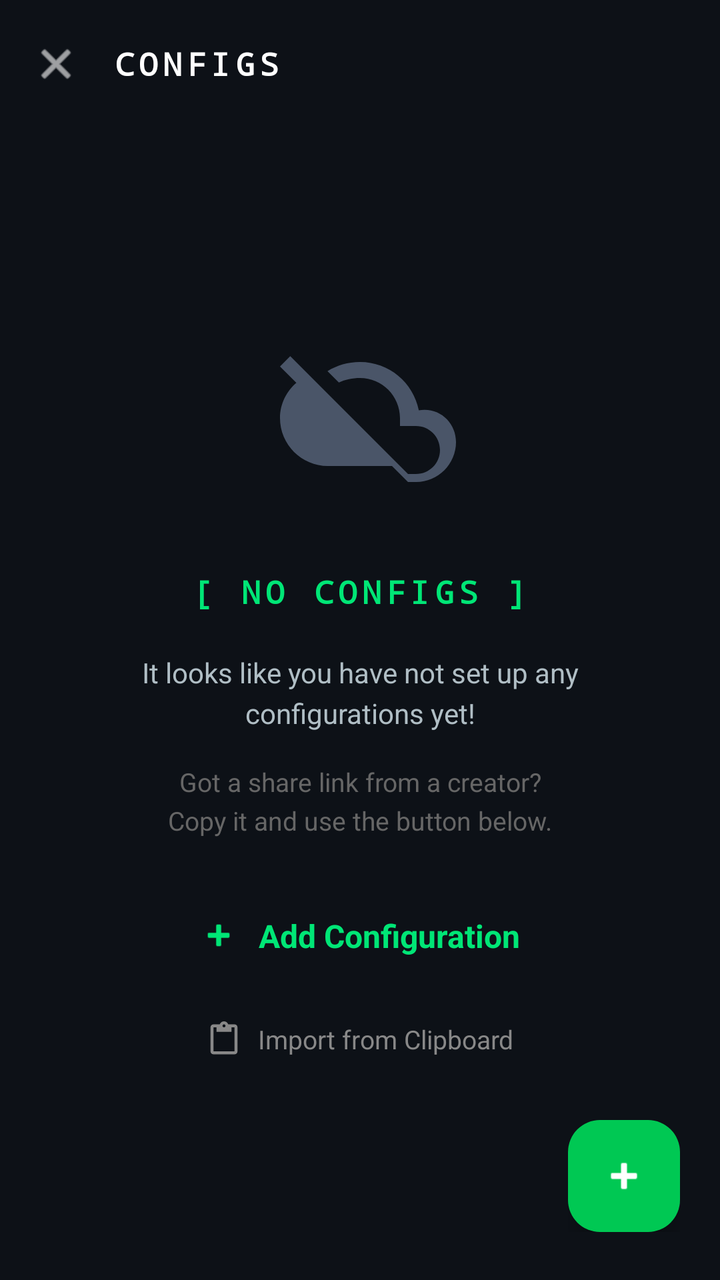
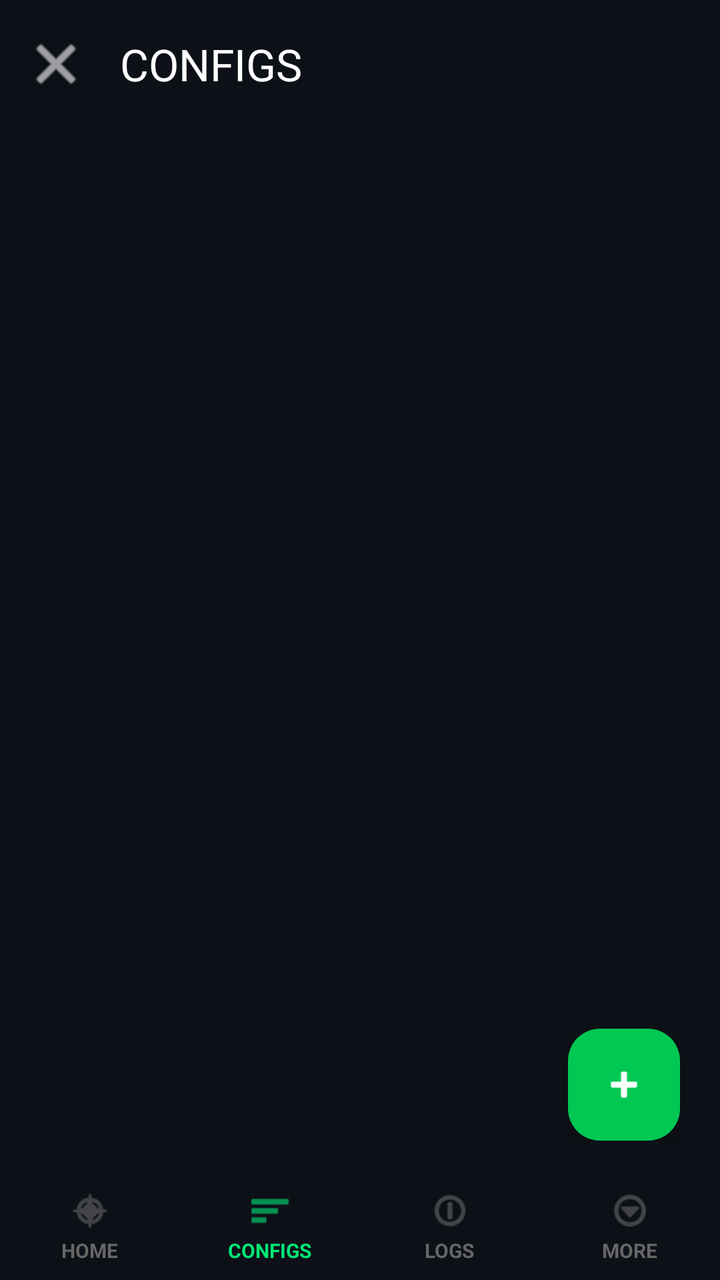

Before-and-after screenshots of an Android layout around one commit, followed by the original layout XML and the change that was made.
<!-- AndroidManifest.xml: application theme Theme.MyApp -->
<!-- res/layout/activity_profile_list.xml -->
<?xml version="1.0" encoding="utf-8"?>
<LinearLayout xmlns:android="http://schemas.android.com/apk/res/android"
    xmlns:app="http://schemas.android.com/apk/res-auto"
    android:layout_width="match_parent"
    android:layout_height="match_parent"
    android:background="#0D1117"
    android:orientation="vertical">

    
    <LinearLayout
        android:layout_width="match_parent"
        android:layout_height="?attr/actionBarSize"
        android:background="#0D1117"
        android:gravity="center_vertical"
        android:orientation="horizontal"
        android:paddingHorizontal="4dp">

        <ImageView
            android:id="@+id/btnBack"
            android:layout_width="48dp"
            android:layout_height="48dp"
            android:background="?attr/selectableItemBackgroundBorderless"
            android:clickable="true"
            android:focusable="true"
            android:padding="12dp"
            android:src="@android:drawable/ic_menu_close_clear_cancel"
            app:tint="#FFFFFF" />

        <TextView
            android:id="@+id/txtTitle"
            android:layout_width="wrap_content"
            android:layout_height="wrap_content"
            android:layout_marginStart="4dp"
            android:fontFamily="monospace"
            android:letterSpacing="0.15"
            android:text="CONFIGS"
            android:textColor="#FFFFFF"
            android:textSize="16sp"
            android:textStyle="bold" />

        
        <com.google.android.material.appbar.MaterialToolbar
            android:id="@+id/toolbar"
            android:layout_width="0dp"
            android:layout_height="match_parent"
            android:layout_weight="1"
            android:background="@android:color/transparent"
            android:elevation="0dp"
            app:popupTheme="@style/ThemeOverlay.Material3.Dark" />
    </LinearLayout>

    
    <FrameLayout
        android:layout_width="match_parent"
        android:layout_height="0dp"
        android:layout_weight="1">

        
        <androidx.recyclerview.widget.RecyclerView
            android:id="@+id/recyclerProfiles"
            android:layout_width="match_parent"
            android:layout_height="match_parent"
            android:clipToPadding="false"
            android:paddingHorizontal="16dp"
            android:paddingTop="8dp"
            android:paddingBottom="16dp"
            android:visibility="gone" />

        
        <LinearLayout
            android:id="@+id/emptyState"
            android:layout_width="match_parent"
            android:layout_height="match_parent"
            android:gravity="center"
            android:orientation="vertical"
            android:padding="32dp">

            
            <ImageView
                android:layout_width="96dp"
                android:layout_height="96dp"
                android:src="@drawable/ic_cloud_off"
                app:tint="#4A5568" />

            
            <TextView
                android:layout_width="wrap_content"
                android:layout_height="wrap_content"
                android:layout_marginTop="24dp"
                android:fontFamily="monospace"
                android:letterSpacing="0.15"
                android:text="[ NO CONFIGS ]"
                android:textColor="#00E676"
                android:textSize="16sp"
                android:textStyle="bold" />

            
            <TextView
                android:layout_width="match_parent"
                android:layout_height="wrap_content"
                android:layout_marginTop="20dp"
                android:gravity="center"
                android:lineSpacingExtra="4dp"
                android:text="It looks like you have not set up any\nconfigurations yet!"
                android:textColor="#B0BEC5"
                android:textSize="14sp" />

            
            <TextView
                android:layout_width="match_parent"
                android:layout_height="wrap_content"
                android:layout_marginTop="16dp"
                android:gravity="center"
                android:lineSpacingExtra="4dp"
                android:text="Got a share link from a creator?\nCopy it and use the button below."
                android:textColor="#666666"
                android:textSize="13sp" />

            
            <LinearLayout
                android:id="@+id/btnAddConfig"
                android:layout_width="wrap_content"
                android:layout_height="wrap_content"
                android:layout_marginTop="28dp"
                android:background="?attr/selectableItemBackground"
                android:clickable="true"
                android:focusable="true"
                android:gravity="center_vertical"
                android:orientation="horizontal"
                android:paddingHorizontal="16dp"
                android:paddingVertical="10dp">

                <ImageView
                    android:layout_width="20dp"
                    android:layout_height="20dp"
                    android:src="@android:drawable/ic_input_add"
                    app:tint="#00E676" />

                <TextView
                    android:layout_width="wrap_content"
                    android:layout_height="wrap_content"
                    android:layout_marginStart="10dp"
                    android:text="Add Configuration"
                    android:textColor="#00E676"
                    android:textSize="16sp"
                    android:textStyle="bold" />
            </LinearLayout>

            
            <LinearLayout
                android:id="@+id/btnImportClipboard"
                android:layout_width="wrap_content"
                android:layout_height="wrap_content"
                android:layout_marginTop="12dp"
                android:background="?attr/selectableItemBackground"
                android:clickable="true"
                android:focusable="true"
                android:gravity="center_vertical"
                android:orientation="horizontal"
                android:paddingHorizontal="16dp"
                android:paddingVertical="10dp">

                <ImageView
                    android:layout_width="18dp"
                    android:layout_height="18dp"
                    android:src="@drawable/ic_paste"
                    app:tint="#888888" />

                <TextView
                    android:layout_width="wrap_content"
                    android:layout_height="wrap_content"
                    android:layout_marginStart="8dp"
                    android:text="Import from Clipboard"
                    android:textColor="#888888"
                    android:textSize="13sp" />
            </LinearLayout>
        </LinearLayout>

        
        <LinearLayout
            android:id="@+id/fabMenuContainer"
            android:layout_width="wrap_content"
            android:layout_height="wrap_content"
            android:layout_gravity="bottom|end"
            android:layout_marginEnd="20dp"
            android:layout_marginBottom="24dp"
            android:gravity="end"
            android:orientation="vertical">

            
            <LinearLayout
                android:id="@+id/fabOptionQr"
                android:layout_width="wrap_content"
                android:layout_height="wrap_content"
                android:layout_marginBottom="12dp"
                android:gravity="center_vertical"
                android:orientation="horizontal"
                android:visibility="gone"
                android:alpha="0">

                <TextView
                    android:layout_width="wrap_content"
                    android:layout_height="wrap_content"
                    android:layout_marginEnd="10dp"
                    android:background="@drawable/bg_fab_label"
                    android:paddingHorizontal="10dp"
                    android:paddingVertical="4dp"
                    android:text="สแกน QR"
                    android:textColor="#FFFFFF"
                    android:textSize="12sp" />

                <com.google.android.material.floatingactionbutton.FloatingActionButton
                    android:id="@+id/fabQr"
                    android:layout_width="wrap_content"
                    android:layout_height="wrap_content"
                    android:contentDescription="Scan QR"
                    app:fabSize="mini"
                    app:srcCompat="@android:drawable/ic_menu_camera"
                    app:backgroundTint="#37474F"
                    app:tint="#FFFFFF"
                    app:elevation="4dp" />
            </LinearLayout>

            <LinearLayout
                android:id="@+id/fabOptionImport"
                android:layout_width="wrap_content"
                android:layout_height="wrap_content"
                android:layout_marginBottom="12dp"
                android:gravity="center_vertical"
                android:orientation="horizontal"
                android:visibility="gone"
                android:alpha="0">

                <TextView
                    android:layout_width="wrap_content"
                    android:layout_height="wrap_content"
                    android:layout_marginEnd="10dp"
                    android:background="@drawable/bg_fab_label"
                    android:paddingHorizontal="10dp"
                    android:paddingVertical="4dp"
                    android:text="Import Clipboard"
                    android:textColor="#FFFFFF"
                    android:textSize="12sp" />

                <com.google.android.material.floatingactionbutton.FloatingActionButton
                    android:id="@+id/fabImport"
                    android:layout_width="wrap_content"
                    android:layout_height="wrap_content"
                    android:contentDescription="Import"
                    app:fabSize="mini"
                    app:srcCompat="@android:drawable/ic_menu_agenda"
                    app:backgroundTint="#37474F"
                    app:tint="#FFFFFF"
                    app:elevation="4dp" />
            </LinearLayout>

            <LinearLayout
                android:id="@+id/fabOptionAdd"
                android:layout_width="wrap_content"
                android:layout_height="wrap_content"
                android:layout_marginBottom="12dp"
                android:gravity="center_vertical"
                android:orientation="horizontal"
                android:visibility="gone"
                android:alpha="0">

                <TextView
                    android:layout_width="wrap_content"
                    android:layout_height="wrap_content"
                    android:layout_marginEnd="10dp"
                    android:background="@drawable/bg_fab_label"
                    android:paddingHorizontal="10dp"
                    android:paddingVertical="4dp"
                    android:text="Add Configuration"
                    android:textColor="#FFFFFF"
                    android:textSize="12sp" />

                <com.google.android.material.floatingactionbutton.FloatingActionButton
                    android:id="@+id/fabAdd"
                    android:layout_width="wrap_content"
                    android:layout_height="wrap_content"
                    android:contentDescription="Add"
                    app:fabSize="mini"
                    app:srcCompat="@android:drawable/ic_input_add"
                    app:backgroundTint="#2E7D32"
                    app:tint="#FFFFFF"
                    app:elevation="4dp" />
            </LinearLayout>

            
            <com.google.android.material.floatingactionbutton.FloatingActionButton
                android:id="@+id/fabMain"
                android:layout_width="wrap_content"
                android:layout_height="wrap_content"
                android:layout_gravity="end"
                android:contentDescription="Menu"
                app:srcCompat="@android:drawable/ic_input_add"
                app:backgroundTint="#00C853"
                app:tint="#FFFFFF"
                app:elevation="6dp" />
        </LinearLayout>
    </FrameLayout>

</LinearLayout>
<!-- resources referenced by this layout -->
<resources>
  <!-- drawable bg_fab_label (drawable) -->
  <?xml version="1.0" encoding="utf-8"?>
  <shape xmlns:android="http://schemas.android.com/apk/res/android"
      android:shape="rectangle">
      <solid android:color="#CC263238" />
      <corners android:radius="6dp" />
  </shape>
  <!-- drawable ic_cloud_off (drawable) -->
  <?xml version="1.0" encoding="utf-8"?>
  <vector xmlns:android="http://schemas.android.com/apk/res/android"
      android:width="96dp"
      android:height="96dp"
      android:viewportWidth="24"
      android:viewportHeight="24">
      
      <path
          android:fillColor="#FFFFFF"
          android:pathData="M19.35,10.04C18.67,6.59 15.64,4 12,4C10.5,4 9.12,4.42 7.94,5.14L9.36,6.56C10.14,6.2 11.04,6 12,6C14.76,6 17,8.24 17,11L17,12L19,12C20.66,12 22,13.34 22,15C22,16.66 20.66,18 19,18L18,18L16,16L8.5,8.5L7,7L3.28,3.28L2,4.56L4.05,6.61C2.86,7.62 2,9.21 2,11C2,14.31 4.69,17 8,17L16,17L18,19L19,19C21.76,19 24,16.76 24,14C24,11.6 21.95,9.61 19.35,10.04Z" />
  </vector>
  <!-- drawable ic_paste (drawable) -->
  <?xml version="1.0" encoding="utf-8"?>
  <vector xmlns:android="http://schemas.android.com/apk/res/android"
      android:width="24dp"
      android:height="24dp"
      android:viewportWidth="24"
      android:viewportHeight="24"
      android:tint="?attr/colorOnPrimaryContainer">
      <path
          android:fillColor="@android:color/white"
          android:pathData="M19,2h-4.18C14.4,0.84 13.3,0 12,0S9.6,0.84 9.18,2H5C3.9,2 3,2.9 3,4v16c0,1.1 0.9,2 2,2h14c1.1,0 2,-0.9 2,-2V4C21,2.9 20.1,2 19,2zM12,2c0.55,0 1,0.45 1,1s-0.45,1 -1,1s-1,-0.45 -1,-1S11.45,2 12,2zM19,20H5V4h2v3h10V4h2V20z" />
  </vector>
  <style name="Theme.MyApp" parent="Theme.Material3.DayNight.NoActionBar">
          <item name="colorPrimary">@color/md_theme_primary</item>
  
          
          <item name="android:statusBarColor" tools:targetApi="l">?attr/colorPrimaryVariant</item>
          <item name="android:windowLightStatusBar" tools:targetApi="m">true</item>
  
          
          <item name="android:navigationBarColor" tools:targetApi="l">#FFFFFF</item>
          <item name="android:windowLightNavigationBar" tools:targetApi="o_mr1">true</item>
      </style>
  <color name="md_theme_primary">#6750A4</color>
</resources>

<!-- the commit's change to res/layout/activity_profile_list.xml (unified diff, before → after) -->
@@ -7,47 +7,15 @@
     android:orientation="vertical">
 
     
-    <LinearLayout
+    <com.google.android.material.appbar.MaterialToolbar
+        android:id="@+id/toolbar"
         android:layout_width="match_parent"
         android:layout_height="?attr/actionBarSize"
         android:background="#0D1117"
-        android:gravity="center_vertical"
-        android:orientation="horizontal"
-        android:paddingHorizontal="4dp">
-
-        <ImageView
-            android:id="@+id/btnBack"
-            android:layout_width="48dp"
-            android:layout_height="48dp"
-            android:background="?attr/selectableItemBackgroundBorderless"
-            android:clickable="true"
-            android:focusable="true"
-            android:padding="12dp"
-            android:src="@android:drawable/ic_menu_close_clear_cancel"
-            app:tint="#FFFFFF" />
-
-        <TextView
-            android:id="@+id/txtTitle"
-            android:layout_width="wrap_content"
-            android:layout_height="wrap_content"
-            android:layout_marginStart="4dp"
-            android:fontFamily="monospace"
-            android:letterSpacing="0.15"
-            android:text="CONFIGS"
-            android:textColor="#FFFFFF"
-            android:textSize="16sp"
-            android:textStyle="bold" />
-
-        
-        <com.google.android.material.appbar.MaterialToolbar
-            android:id="@+id/toolbar"
-            android:layout_width="0dp"
-            android:layout_height="match_parent"
-            android:layout_weight="1"
-            android:background="@android:color/transparent"
-            android:elevation="0dp"
-            app:popupTheme="@style/ThemeOverlay.Material3.Dark" />
-    </LinearLayout>
+        app:navigationIcon="@android:drawable/ic_menu_close_clear_cancel"
+        app:navigationIconTint="#FFFFFF"
+        app:title="CONFIGS"
+        app:titleTextColor="#FFFFFF" />
 
     
     <FrameLayout
@@ -55,15 +23,14 @@
         android:layout_height="0dp"
         android:layout_weight="1">
 
-        
         <androidx.recyclerview.widget.RecyclerView
             android:id="@+id/recyclerProfiles"
             android:layout_width="match_parent"
             android:layout_height="match_parent"
             android:clipToPadding="false"
-            android:paddingHorizontal="16dp"
+            android:paddingHorizontal="12dp"
             android:paddingTop="8dp"
-            android:paddingBottom="16dp"
+            android:paddingBottom="88dp"
             android:visibility="gone" />
 
         
@@ -73,50 +40,43 @@
             android:layout_height="match_parent"
             android:gravity="center"
             android:orientation="vertical"
-            android:padding="32dp">
-
-            
-            <ImageView
-                android:layout_width="96dp"
-                android:layout_height="96dp"
-                android:src="@drawable/ic_cloud_off"
-                app:tint="#4A5568" />
-
-            
-            <TextView
-                android:layout_width="wrap_content"
-                android:layout_height="wrap_content"
-                android:layout_marginTop="24dp"
-                android:fontFamily="monospace"
-                android:letterSpacing="0.15"
+            android:padding="24dp"
+            android:visibility="gone">
+
+            <ImageView
+                android:layout_width="72dp"
+                android:layout_height="72dp"
+                android:src="@android:drawable/ic_menu_cloud"
+                app:tint="#37474F"
+                android:contentDescription="empty" />
+
+            <TextView
+                android:layout_width="wrap_content"
+                android:layout_height="wrap_content"
+                android:layout_marginTop="16dp"
                 android:text="[ NO CONFIGS ]"
                 android:textColor="#00E676"
                 android:textSize="16sp"
                 android:textStyle="bold" />
 
-            
-            <TextView
-                android:layout_width="match_parent"
-                android:layout_height="wrap_content"
-                android:layout_marginTop="20dp"
+            <TextView
+                android:layout_width="wrap_content"
+                android:layout_height="wrap_content"
+                android:layout_marginTop="8dp"
                 android:gravity="center"
-                android:lineSpacingExtra="4dp"
                 android:text="It looks like you have not set up any\nconfigurations yet!"
-                android:textColor="#B0BEC5"
-                android:textSize="14sp" />
-
-            
-            <TextView
-                android:layout_width="match_parent"
+                android:textColor="#888888"
+                android:textSize="13sp" />
+
+            <TextView
+                android:layout_width="wrap_content"
                 android:layout_height="wrap_content"
                 android:layout_marginTop="16dp"
                 android:gravity="center"
-                android:lineSpacingExtra="4dp"
                 android:text="Got a share link from a creator?\nCopy it and use the button below."
-                android:textColor="#666666"
-                android:textSize="13sp" />
-
-            
+                android:textColor="#555555"
+                android:textSize="12sp" />
+
             <LinearLayout
                 android:id="@+id/btnAddConfig"
                 android:layout_width="wrap_content"
@@ -146,7 +106,6 @@
                     android:textStyle="bold" />
             </LinearLayout>
 
-            
             <LinearLayout
                 android:id="@+id/btnImportClipboard"
                 android:layout_width="wrap_content"
@@ -163,7 +122,7 @@
                 <ImageView
                     android:layout_width="18dp"
                     android:layout_height="18dp"
-                    android:src="@drawable/ic_paste"
+                    android:src="@android:drawable/ic_menu_agenda"
                     app:tint="#888888" />
 
                 <TextView
@@ -183,11 +142,10 @@
             android:layout_height="wrap_content"
             android:layout_gravity="bottom|end"
             android:layout_marginEnd="20dp"
-            android:layout_marginBottom="24dp"
+            android:layout_marginBottom="16dp"
             android:gravity="end"
             android:orientation="vertical">
 
-            
             <LinearLayout
                 android:id="@+id/fabOptionQr"
                 android:layout_width="wrap_content"
@@ -287,7 +245,6 @@
                     app:elevation="4dp" />
             </LinearLayout>
 
-            
             <com.google.android.material.floatingactionbutton.FloatingActionButton
                 android:id="@+id/fabMain"
                 android:layout_width="wrap_content"
@@ -301,4 +258,121 @@
         </LinearLayout>
     </FrameLayout>
 
+    
+    <LinearLayout
+        android:layout_width="match_parent"
+        android:layout_height="wrap_content"
+        android:background="#0D1117"
+        android:orientation="horizontal"
+        android:paddingVertical="8dp">
+
+        <LinearLayout
+            android:id="@+id/navHome"
+            android:layout_width="0dp"
+            android:layout_height="wrap_content"
+            android:layout_weight="1"
+            android:background="?attr/selectableItemBackground"
+            android:clickable="true"
+            android:focusable="true"
+            android:gravity="center"
+            android:orientation="vertical">
+
+            <ImageView
+                android:layout_width="22dp"
+                android:layout_height="22dp"
+                android:src="@android:drawable/ic_menu_compass"
+                app:tint="#666666" />
+
+            <TextView
+                android:layout_width="wrap_content"
+                android:layout_height="wrap_content"
+                android:layout_marginTop="2dp"
+                android:text="HOME"
+                android:textColor="#666666"
+                android:textSize="10sp"
+                android:textStyle="bold" />
+        </LinearLayout>
+
+        <LinearLayout
+            android:id="@+id/navConfigs"
+            android:layout_width="0dp"
+            android:layout_height="wrap_content"
+            android:layout_weight="1"
+            android:background="?attr/selectableItemBackground"
+            android:clickable="true"
+            android:focusable="true"
+            android:gravity="center"
+            android:orientation="vertical">
+
+            <ImageView
+                android:layout_width="22dp"
+                android:layout_height="22dp"
+                android:src="@android:drawable/ic_menu_sort_by_size"
+                app:tint="#00E676" />
+
+            <TextView
+                android:layout_width="wrap_content"
+                android:layout_height="wrap_content"
+                android:layout_marginTop="2dp"
+                android:text="CONFIGS"
+                android:textColor="#00E676"
+                android:textSize="10sp"
+                android:textStyle="bold" />
+        </LinearLayout>
+
+        <LinearLayout
+            android:id="@+id/navLogs"
+            android:layout_width="0dp"
+            android:layout_height="wrap_content"
+            android:layout_weight="1"
+            android:background="?attr/selectableItemBackground"
+            android:clickable="true"
+            android:focusable="true"
+            android:gravity="center"
+            android:orientation="vertical">
+
+            <ImageView
+                android:layout_width="22dp"
+                android:layout_height="22dp"
+                android:src="@android:drawable/ic_menu_info_details"
+                app:tint="#666666" />
+
+            <TextView
+                android:layout_width="wrap_content"
+                android:layout_height="wrap_content"
+                android:layout_marginTop="2dp"
+                android:text="LOGS"
+                android:textColor="#666666"
+                android:textSize="10sp"
+                android:textStyle="bold" />
+        </LinearLayout>
+
+        <LinearLayout
+            android:id="@+id/navMore"
+            android:layout_width="0dp"
+            android:layout_height="wrap_content"
+            android:layout_weight="1"
+            android:background="?attr/selectableItemBackground"
+            android:clickable="true"
+            android:focusable="true"
+            android:gravity="center"
+            android:orientation="vertical">
+
+            <ImageView
+                android:layout_width="22dp"
+                android:layout_height="22dp"
+                android:src="@android:drawable/ic_menu_more"
+                app:tint="#666666" />
+
+            <TextView
+                android:layout_width="wrap_content"
+                android:layout_height="wrap_content"
+                android:layout_marginTop="2dp"
+                android:text="MORE"
+                android:textColor="#666666"
+                android:textSize="10sp"
+                android:textStyle="bold" />
+        </LinearLayout>
+    </LinearLayout>
+
 </LinearLayout>
<!-- resource entries referenced after the edit -->
@@ -7,30 +7,6 @@
       <solid android:color="#CC263238" />
       <corners android:radius="6dp" />
   </shape>
-  <!-- drawable ic_cloud_off (drawable) -->
-  <?xml version="1.0" encoding="utf-8"?>
-  <vector xmlns:android="http://schemas.android.com/apk/res/android"
-      android:width="96dp"
-      android:height="96dp"
-      android:viewportWidth="24"
-      android:viewportHeight="24">
-      
-      <path
-          android:fillColor="#FFFFFF"
-          android:pathData="M19.35,10.04C18.67,6.59 15.64,4 12,4C10.5,4 9.12,4.42 7.94,5.14L9.36,6.56C10.14,6.2 11.04,6 12,6C14.76,6 17,8.24 17,11L17,12L19,12C20.66,12 22,13.34 22,15C22,16.66 20.66,18 19,18L18,18L16,16L8.5,8.5L7,7L3.28,3.28L2,4.56L4.05,6.61C2.86,7.62 2,9.21 2,11C2,14.31 4.69,17 8,17L16,17L18,19L19,19C21.76,19 24,16.76 24,14C24,11.6 21.95,9.61 19.35,10.04Z" />
-  </vector>
-  <!-- drawable ic_paste (drawable) -->
-  <?xml version="1.0" encoding="utf-8"?>
-  <vector xmlns:android="http://schemas.android.com/apk/res/android"
-      android:width="24dp"
-      android:height="24dp"
-      android:viewportWidth="24"
-      android:viewportHeight="24"
-      android:tint="?attr/colorOnPrimaryContainer">
-      <path
-          android:fillColor="@android:color/white"
-          android:pathData="M19,2h-4.18C14.4,0.84 13.3,0 12,0S9.6,0.84 9.18,2H5C3.9,2 3,2.9 3,4v16c0,1.1 0.9,2 2,2h14c1.1,0 2,-0.9 2,-2V4C21,2.9 20.1,2 19,2zM12,2c0.55,0 1,0.45 1,1s-0.45,1 -1,1s-1,-0.45 -1,-1S11.45,2 12,2zM19,20H5V4h2v3h10V4h2V20z" />
-  </vector>
   <style name="Theme.MyApp" parent="Theme.Material3.DayNight.NoActionBar">
           <item name="colorPrimary">@color/md_theme_primary</item>
   
